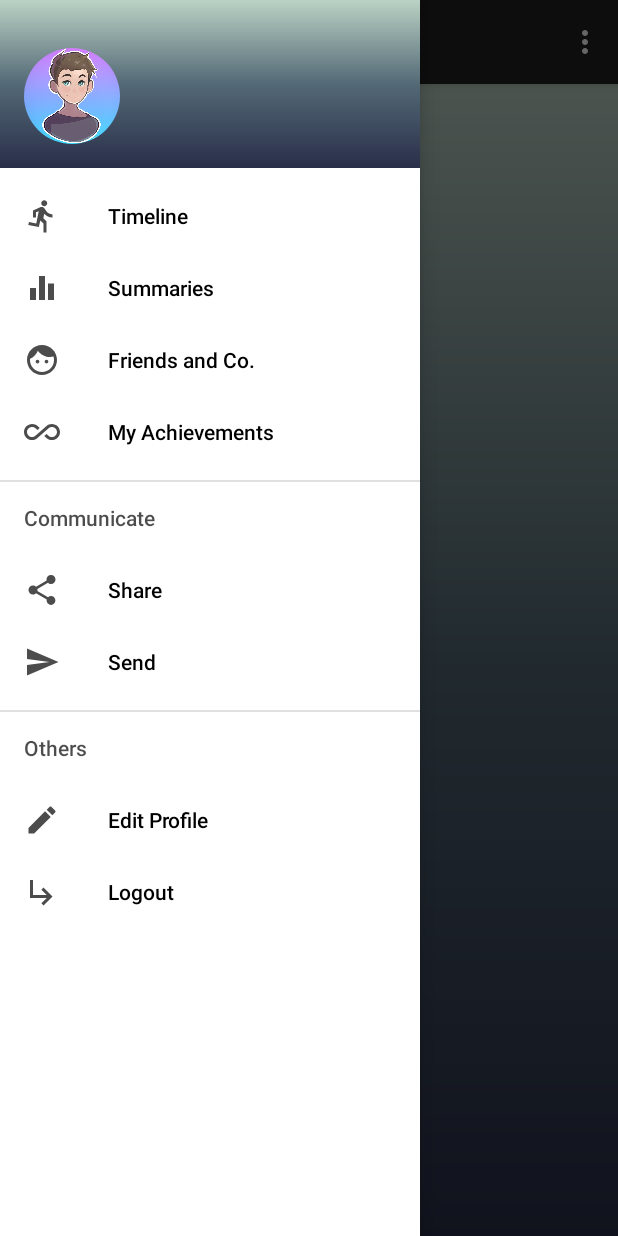
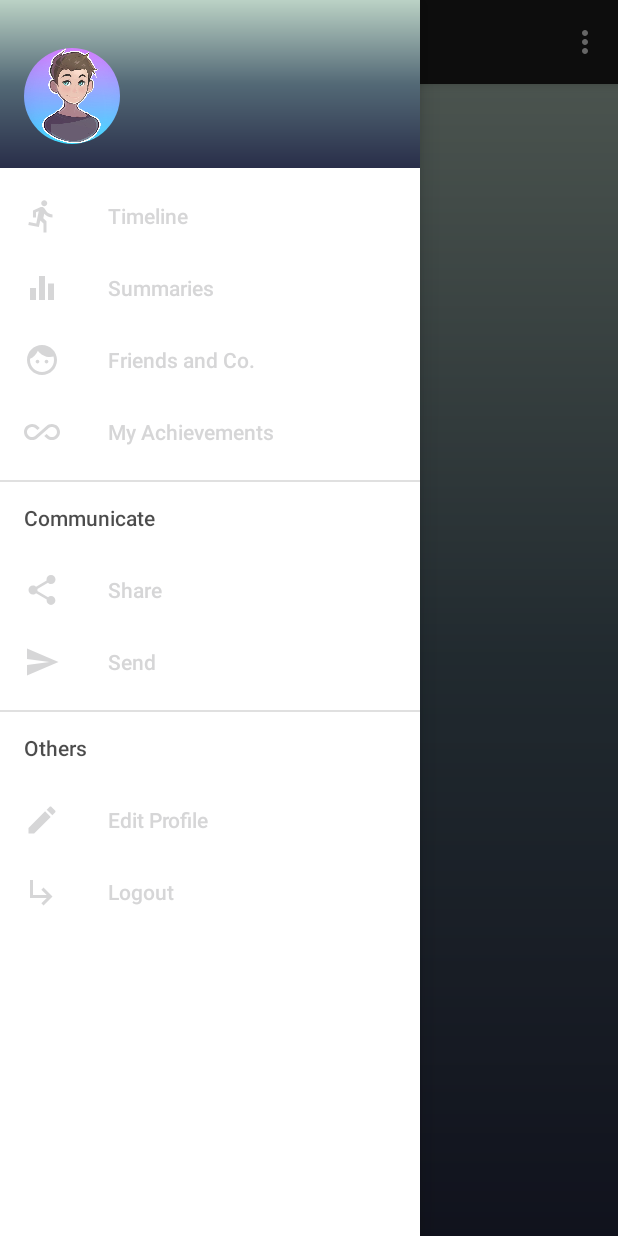
Before and after one commit to Michaelp91/Social-Live-Tracking, an Android app: the MainProfile screen opened directly, with no data from a screen before it, with the side drawer open, on a phone screen of 412 x 824 dp. Run offline under Robolectric (Android 15) with nearby library versions, the phone set to English and light mode, and no system bars; our stand-ins replace CircleImageView; libraries missing offline, so code that uses them is left out: retrofit2.adapter.rxjava, rx.android.schedulers, rx.schedulers, rx.subscriptions.

Commit message:
changed activity_main_profile.xml nav_view -> Colors to holo dark, now text and icons are visible in android version < 27

```diff
--- a/app/src/main/res/layout/activity_main_profile.xml
+++ b/app/src/main/res/layout/activity_main_profile.xml
@@ -21,10 +21,12 @@
         android:layout_width="wrap_content"
         android:layout_height="match_parent"
         android:layout_gravity="start"
+        android:background="#FFFFFF"
         android:fitsSystemWindows="true"
         app:headerLayout="@layout/nav_header_main_profile"
-        app:menu="@menu/activity_main_profile_drawer"
-        android:background="#FFFFFF"/>
+        app:itemIconTint="@color/wallet_hint_foreground_holo_dark"
+        app:itemTextColor="@color/wallet_hint_foreground_holo_dark"
+        app:menu="@menu/activity_main_profile_drawer" />
 
 
 </android.support.v4.widget.DrawerLayout>
--- a/app/src/main/res/values/styles.xml
+++ b/app/src/main/res/values/styles.xml
@@ -30,7 +30,7 @@
 
     <style name="Social_Live_Theme" parent="Theme.AppCompat.NoActionBar">
         <item name="android:windowBackground">?attr/colorPrimary</item>
-        <item name="android:colorForeground">@color/foreground_material_light</item>
+        <item name="android:colorForeground">@android:color/black</item>
     </style>
 
     <style name="Social_Live_Theme.AppBarOverlay" parent="ThemeOverlay.AppCompat.Dark.ActionBar" />
```
Also changed, not shown: app/src/main/java/com/slt/MainActivity.java (+20 -2 lines).
